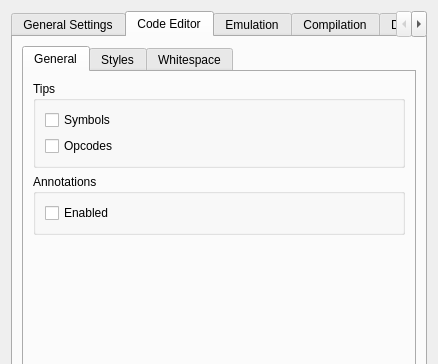
Qt form environmentsettingsdialog.ui (christopherpow/nesicide) before a commit; both pictures show x 0 to 438 and y 0 to 364 of the 438 by 558 pixel window.
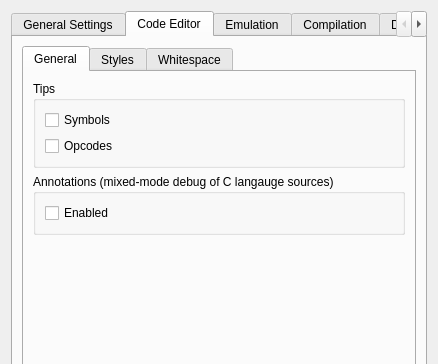
The same form after that commit. Icons and pictures are not drawn.

What changed in the file:
```diff
--- a/environmentsettingsdialog.ui
+++ b/environmentsettingsdialog.ui
@@ -197,7 +197,7 @@
            <item row="1" column="0">
             <widget class="QGroupBox" name="groupBox_10">
              <property name="title">
-              <string>Annotations</string>
+              <string>Annotations (mixed-mode debug of C langauge sources)</string>
              </property>
              <layout class="QGridLayout" name="gridLayout_12">
               <item row="0" column="0">
```
